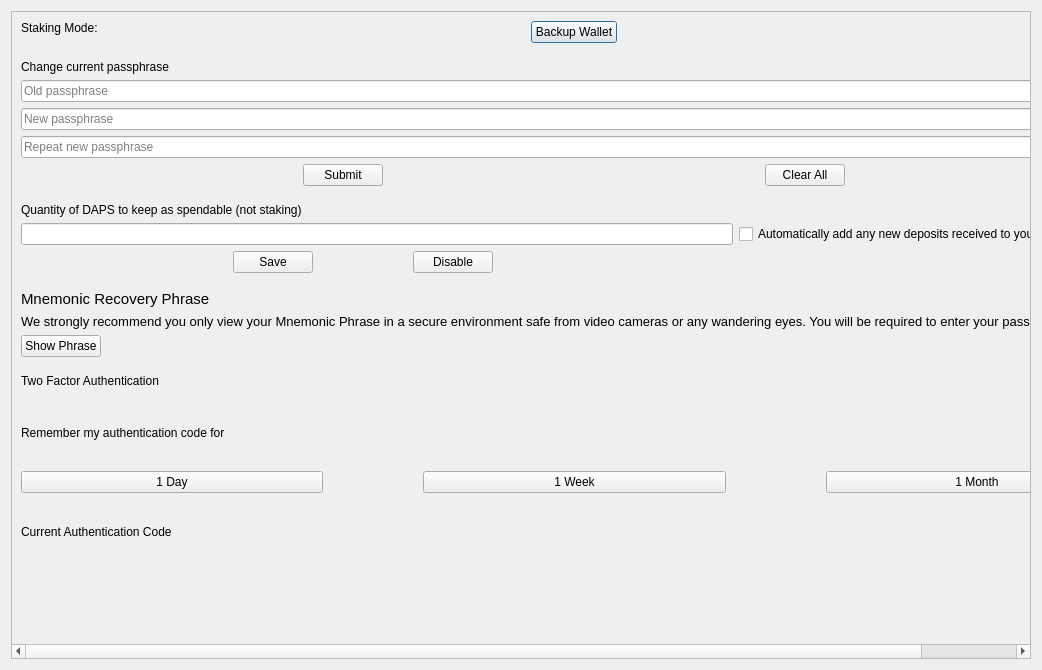
Old version of the form src/qt/forms/optionspage.ui in the repository TheArcadiaGroup/DAPS.
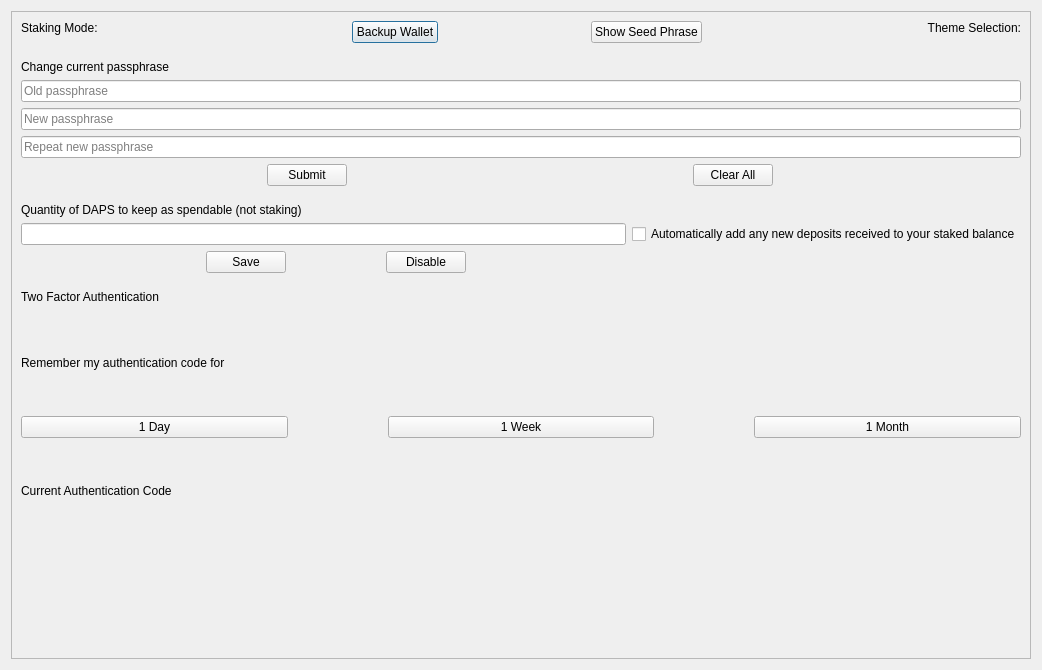
New version of the form. Custom widgets are drawn as their Qt base class.

Commit message: Move Show Seed Phrase button to top, remove description (#989)

Diff of the .ui file:
```diff
--- a/src/qt/forms/optionspage.ui
+++ b/src/qt/forms/optionspage.ui
@@ -108,6 +108,26 @@
            </item>
           </layout>
          </item>
+         <item>
+          <layout class="QVBoxLayout" name="shwoPhraseLayout">
+           <item alignment="Qt::AlignHCenter">
+            <widget class="QPushButton" name="pushButtonRecovery">
+             <property name="enabled">
+              <bool>true</bool>
+             </property>
+             <property name="sizePolicy">
+              <sizepolicy hsizetype="Maximum" vsizetype="Fixed">
+               <horstretch>0</horstretch>
+               <verstretch>0</verstretch>
+              </sizepolicy>
+             </property>
+             <property name="text">
+              <string>Show Seed Phrase</string>
+             </property>
+            </widget>
+           </item>
+          </layout>
+         </item>
          <item>
           <layout class="QVBoxLayout" name="themeLayout">
            <property name="leftMargin">
@@ -437,93 +457,6 @@
          </property>
         </widget>
        </item>
-       <item>
-        <layout class="QVBoxLayout" name="verticalLayout_3">
-         <item>
-          <widget class="QLabel" name="labelMneumonicRecovery">
-           <property name="enabled">
-            <bool>true</bool>
-           </property>
-           <property name="sizePolicy">
-            <sizepolicy hsizetype="Maximum" vsizetype="Maximum">
-             <horstretch>0</horstretch>
-             <verstretch>0</verstretch>
-            </sizepolicy>
-           </property>
-           <property name="font">
-            <font>
-             <pointsize>11</pointsize>
-            </font>
-           </property>
-           <property name="text">
-            <string>Mnemonic Recovery Phrase</string>
-           </property>
-          </widget>
-         </item>
-         <item>
-          <widget class="QLabel" name="labelRecoveryDescription">
-           <property name="enabled">
-            <bool>true</bool>
-           </property>
-           <property name="sizePolicy">
-            <sizepolicy hsizetype="Preferred" vsizetype="Maximum">
-             <horstretch>0</horstretch>
-             <verstretch>0</verstretch>
-            </sizepolicy>
-           </property>
-           <property name="font">
-            <font>
-             <pointsize>10</pointsize>
-            </font>
-           </property>
-           <property name="text">
-            <string>We strongly recommend you only view your Mnemonic Phrase in a secure environment safe from video cameras or any wandering eyes. You will be required to enter your passphrase to view it.</string>
-           </property>
-           <property name="alignment">
-            <set>Qt::AlignLeading|Qt::AlignLeft|Qt::AlignVCenter</set>
-           </property>
-           <property name="margin">
-            <number>10</number>
-           </property>
-          </widget>
-         </item>
-         <item>
-          <widget class="QPushButton" name="pushButtonRecovery">
-           <property name="enabled">
-            <bool>true</bool>
-           </property>
-           <property name="sizePolicy">
-            <sizepolicy hsizetype="Maximum" vsizetype="Fixed">
-             <horstretch>0</horstretch>
-             <verstretch>0</verstretch>
-            </sizepolicy>
-           </property>
-           <property name="text">
-            <string>Show Phrase</string>
-           </property>
-          </widget>
-         </item>
-        </layout>
-       </item>
-       <item>
-        <widget class="QLabel" name="line_4">
-         <property name="enabled">
-          <bool>true</bool>
-         </property>
-         <property name="maximumSize">
-          <size>
-           <width>16777215</width>
-           <height>5</height>
-          </size>
-         </property>
-         <property name="frameShape">
-          <enum>QFrame::NoFrame</enum>
-         </property>
-         <property name="text">
-          <string/>
-         </property>
-        </widget>
-       </item>
        <item>
         <layout class="QVBoxLayout" name="twoFALayout">
          <item>
@@ -675,6 +608,25 @@
          </item>
         </layout>
        </item>
+	          <item>
+        <widget class="QLabel" name="line_4">
+         <property name="enabled">
+          <bool>true</bool>
+         </property>
+         <property name="maximumSize">
+          <size>
+           <width>16777215</width>
+           <height>5</height>
+          </size>
+         </property>
+         <property name="frameShape">
+          <enum>QFrame::NoFrame</enum>
+         </property>
+         <property name="text">
+          <string/>
+         </property>
+        </widget>
+       </item>
       </layout>
      </widget>
     </widget>
```
